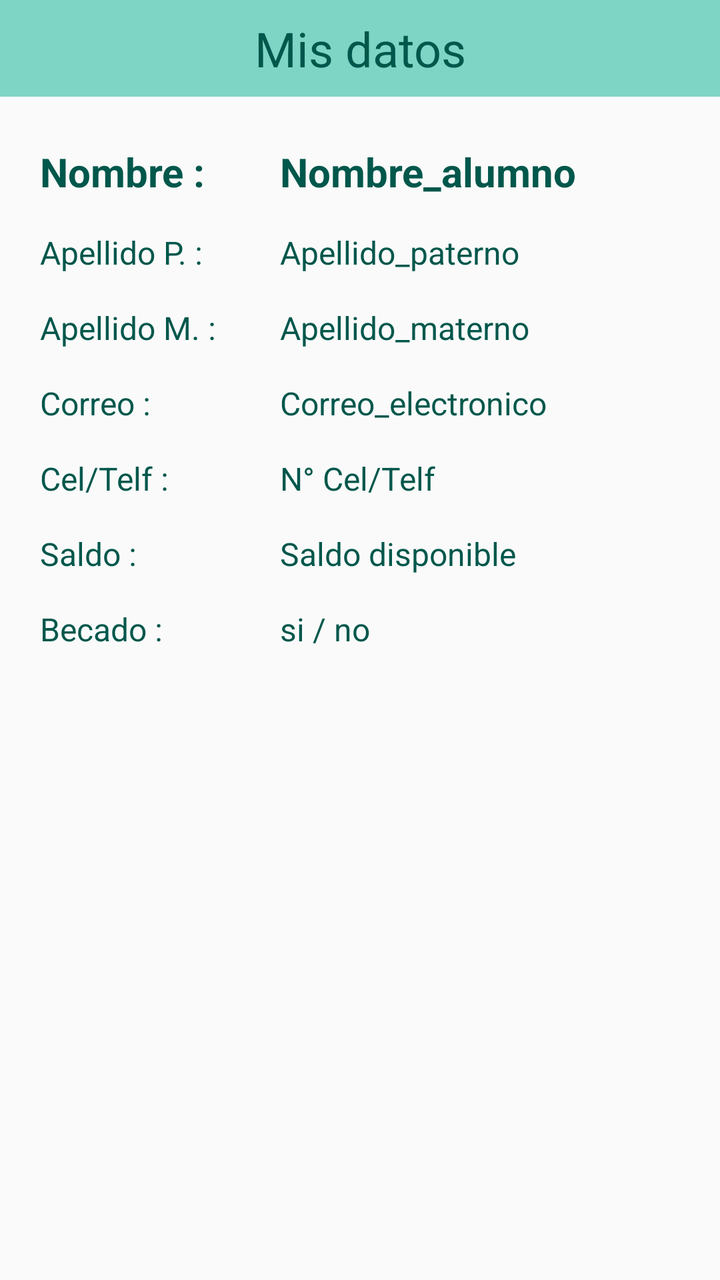
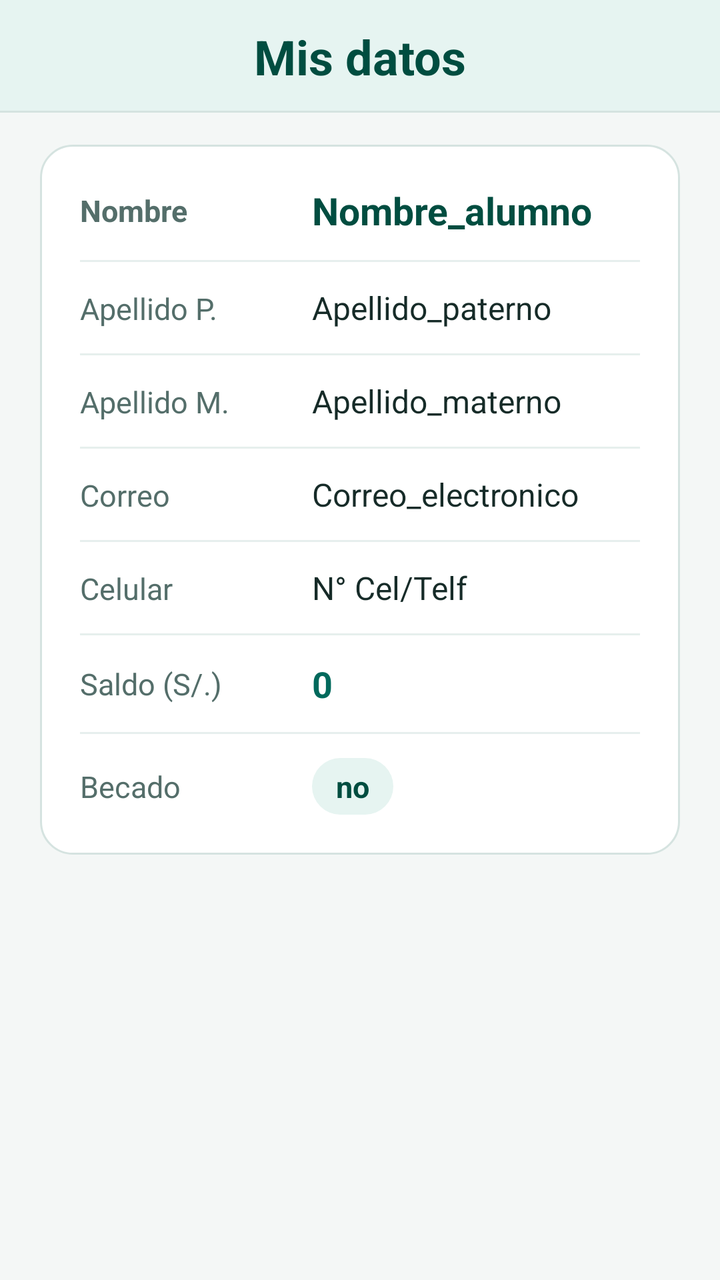

An Android layout rendered at two revisions. The XML below is the earlier revision; the diff shows what the commit changed to produce the second picture.
<!-- AndroidManifest.xml: application theme AppTheme -->
<!-- res/layout/fragment_fragmento_alumno_perfil.xml -->
<?xml version="1.0" encoding="utf-8"?>
<LinearLayout xmlns:android="http://schemas.android.com/apk/res/android"
    xmlns:app="http://schemas.android.com/apk/res-auto"
    xmlns:tools="http://schemas.android.com/tools"
    android:layout_width="match_parent"
    android:layout_height="match_parent"
    android:orientation="vertical"
    tools:context=".fragmento_alumno.fragmento_alumno_perfil">

    <TextView
        android:id="@+id/textView17"
        android:layout_width="match_parent"
        android:layout_height="wrap_content"
        android:background="#7FD5C5"
        android:gravity="center_horizontal"
        android:paddingVertical="8dp"
        android:text="Mis datos"
        android:textColor="@color/colorPrimaryDark"
        android:textSize="@dimen/header_text_size" />

    <ScrollView
        android:layout_width="match_parent"
        android:layout_height="0dp"
        android:layout_weight="1"
        android:fillViewport="true">

        <androidx.constraintlayout.widget.ConstraintLayout
            android:layout_width="match_parent"
            android:layout_height="wrap_content"
            android:paddingStart="@dimen/screen_padding_horizontal"
            android:paddingTop="@dimen/screen_padding_vertical"
            android:paddingEnd="@dimen/screen_padding_horizontal"
            android:paddingBottom="@dimen/screen_padding_vertical">

            <LinearLayout
                android:layout_width="0dp"
                android:layout_height="wrap_content"
                android:orientation="vertical"
                app:layout_constraintEnd_toEndOf="parent"
                app:layout_constraintStart_toStartOf="parent"
                app:layout_constraintTop_toTopOf="parent"
                app:layout_constraintWidth_max="@dimen/content_max_width">

                <LinearLayout
                    android:layout_width="match_parent"
                    android:layout_height="wrap_content"
                    android:layout_marginTop="8dp"
                    android:orientation="horizontal">

                    <TextView
                        android:id="@+id/a_nombre_"
                        android:layout_width="120dp"
                        android:layout_height="wrap_content"
                        android:text="Nombre :"
                        android:textColor="@color/colorPrimaryDark"
                        android:textSize="20sp"
                        android:textStyle="bold" />

                    <TextView
                        android:id="@+id/a_nombre"
                        android:layout_width="0dp"
                        android:layout_height="wrap_content"
                        android:layout_weight="1"
                        android:text="Nombre_alumno"
                        android:textColor="@color/colorPrimaryDark"
                        android:textSize="20sp"
                        android:textStyle="bold" />
                </LinearLayout>

                <LinearLayout
                    android:layout_width="match_parent"
                    android:layout_height="wrap_content"
                    android:layout_marginTop="@dimen/form_section_spacing"
                    android:orientation="horizontal">

                    <TextView
                        android:id="@+id/a_apellido_p_"
                        android:layout_width="120dp"
                        android:layout_height="wrap_content"
                        android:text="Apellido P. :"
                        android:textColor="@color/colorPrimaryDark"
                        android:textSize="@dimen/body_text_size" />

                    <TextView
                        android:id="@+id/a_apellido_p"
                        android:layout_width="0dp"
                        android:layout_height="wrap_content"
                        android:layout_weight="1"
                        android:text="Apellido_paterno"
                        android:textColor="@color/colorPrimaryDark"
                        android:textSize="@dimen/body_text_size" />
                </LinearLayout>

                <LinearLayout
                    android:layout_width="match_parent"
                    android:layout_height="wrap_content"
                    android:layout_marginTop="@dimen/form_section_spacing"
                    android:orientation="horizontal">

                    <TextView
                        android:id="@+id/a_apellido_m_"
                        android:layout_width="120dp"
                        android:layout_height="wrap_content"
                        android:text="Apellido M. :"
                        android:textColor="@color/colorPrimaryDark"
                        android:textSize="@dimen/body_text_size" />

                    <TextView
                        android:id="@+id/a_apellido_m"
                        android:layout_width="0dp"
                        android:layout_height="wrap_content"
                        android:layout_weight="1"
                        android:text="Apellido_materno"
                        android:textColor="@color/colorPrimaryDark"
                        android:textSize="@dimen/body_text_size" />
                </LinearLayout>

                <LinearLayout
                    android:layout_width="match_parent"
                    android:layout_height="wrap_content"
                    android:layout_marginTop="@dimen/form_section_spacing"
                    android:orientation="horizontal">

                    <TextView
                        android:id="@+id/a_correo_"
                        android:layout_width="120dp"
                        android:layout_height="wrap_content"
                        android:text="Correo :"
                        android:textColor="@color/colorPrimaryDark"
                        android:textSize="@dimen/body_text_size" />

                    <TextView
                        android:id="@+id/a_correo"
                        android:layout_width="0dp"
                        android:layout_height="wrap_content"
                        android:layout_weight="1"
                        android:text="Correo_electronico"
                        android:textColor="@color/colorPrimaryDark"
                        android:textSize="@dimen/body_text_size" />
                </LinearLayout>

                <LinearLayout
                    android:layout_width="match_parent"
                    android:layout_height="wrap_content"
                    android:layout_marginTop="@dimen/form_section_spacing"
                    android:orientation="horizontal">

                    <TextView
                        android:id="@+id/a_celular_"
                        android:layout_width="120dp"
                        android:layout_height="wrap_content"
                        android:text="Cel/Telf :"
                        android:textColor="@color/colorPrimaryDark"
                        android:textSize="@dimen/body_text_size" />

                    <TextView
                        android:id="@+id/a_celular"
                        android:layout_width="0dp"
                        android:layout_height="wrap_content"
                        android:layout_weight="1"
                        android:text="N° Cel/Telf"
                        android:textColor="@color/colorPrimaryDark"
                        android:textSize="@dimen/body_text_size" />
                </LinearLayout>

                <LinearLayout
                    android:layout_width="match_parent"
                    android:layout_height="wrap_content"
                    android:layout_marginTop="@dimen/form_section_spacing"
                    android:orientation="horizontal">

                    <TextView
                        android:id="@+id/a_saldo_"
                        android:layout_width="120dp"
                        android:layout_height="wrap_content"
                        android:text="Saldo :"
                        android:textColor="@color/colorPrimaryDark"
                        android:textSize="@dimen/body_text_size" />

                    <TextView
                        android:id="@+id/a_saldo"
                        android:layout_width="0dp"
                        android:layout_height="wrap_content"
                        android:layout_weight="1"
                        android:text="Saldo disponible"
                        android:textColor="@color/colorPrimaryDark"
                        android:textSize="@dimen/body_text_size" />
                </LinearLayout>

                <LinearLayout
                    android:layout_width="match_parent"
                    android:layout_height="wrap_content"
                    android:layout_marginTop="@dimen/form_section_spacing"
                    android:orientation="horizontal">

                    <TextView
                        android:id="@+id/a_beca_"
                        android:layout_width="120dp"
                        android:layout_height="wrap_content"
                        android:text="Becado :"
                        android:textColor="@color/colorPrimaryDark"
                        android:textSize="@dimen/body_text_size" />

                    <TextView
                        android:id="@+id/a_beca"
                        android:layout_width="0dp"
                        android:layout_height="wrap_content"
                        android:layout_weight="1"
                        android:text="si / no"
                        android:textColor="@color/colorPrimaryDark"
                        android:textSize="@dimen/body_text_size" />
                </LinearLayout>

            </LinearLayout>

        </androidx.constraintlayout.widget.ConstraintLayout>

    </ScrollView>

</LinearLayout>
<!-- resources referenced by this layout -->
<resources>
  <color name="colorPrimaryDark">#00574B</color>
  <dimen name="body_text_size">16sp</dimen>
  <dimen name="content_max_width">480dp</dimen>
  <dimen name="form_section_spacing">16dp</dimen>
  <dimen name="header_text_size">24sp</dimen>
  <dimen name="screen_padding_horizontal">20dp</dimen>
  <dimen name="screen_padding_vertical">16dp</dimen>
  <style name="AppTheme" parent="Theme.AppCompat.Light.DarkActionBar">
          
          <item name="colorPrimary">@color/colorPrimary</item>
          <item name="colorPrimaryDark">@color/colorPrimaryDark</item>
          <item name="colorAccent">@color/colorAccent</item>
      </style>
  <color name="colorPrimary">#8BD8D0</color>
  <color name="colorAccent">#D81B60</color>
</resources>

<!-- the commit's change to res/layout/fragment_fragmento_alumno_perfil.xml (unified diff, before → after) -->
@@ -4,19 +4,14 @@
     xmlns:tools="http://schemas.android.com/tools"
     android:layout_width="match_parent"
     android:layout_height="match_parent"
+    android:background="@color/bgScreen"
     android:orientation="vertical"
     tools:context=".fragmento_alumno.fragmento_alumno_perfil">
 
     <TextView
         android:id="@+id/textView17"
-        android:layout_width="match_parent"
-        android:layout_height="wrap_content"
-        android:background="#7FD5C5"
-        android:gravity="center_horizontal"
-        android:paddingVertical="8dp"
-        android:text="Mis datos"
-        android:textColor="@color/colorPrimaryDark"
-        android:textSize="@dimen/header_text_size" />
+        style="@style/ComedorSectionHeader"
+        android:text="Mis datos" />
 
     <ScrollView
         android:layout_width="match_parent"
@@ -33,6 +28,7 @@
             android:paddingBottom="@dimen/screen_padding_vertical">
 
             <LinearLayout
+                style="@style/ComedorCard"
                 android:layout_width="0dp"
                 android:layout_height="wrap_content"
                 android:orientation="vertical"
@@ -44,16 +40,16 @@
                 <LinearLayout
                     android:layout_width="match_parent"
                     android:layout_height="wrap_content"
-                    android:layout_marginTop="8dp"
+                    android:gravity="center_vertical"
                     android:orientation="horizontal">
 
                     <TextView
                         android:id="@+id/a_nombre_"
-                        android:layout_width="120dp"
-                        android:layout_height="wrap_content"
-                        android:text="Nombre :"
-                        android:textColor="@color/colorPrimaryDark"
-                        android:textSize="20sp"
+                        android:layout_width="116dp"
+                        android:layout_height="wrap_content"
+                        android:text="Nombre"
+                        android:textColor="@color/textSecondary"
+                        android:textSize="15sp"
                         android:textStyle="bold" />
 
                     <TextView
@@ -63,152 +59,164 @@
                         android:layout_weight="1"
                         android:text="Nombre_alumno"
                         android:textColor="@color/colorPrimaryDark"
-                        android:textSize="20sp"
-                        android:textStyle="bold" />
-                </LinearLayout>
-
-                <LinearLayout
-                    android:layout_width="match_parent"
-                    android:layout_height="wrap_content"
-                    android:layout_marginTop="@dimen/form_section_spacing"
+                        android:textSize="19sp"
+                        android:textStyle="bold" />
+                </LinearLayout>
+
+                <View style="@style/ComedorDivider" />
+
+                <LinearLayout
+                    android:layout_width="match_parent"
+                    android:layout_height="wrap_content"
                     android:orientation="horizontal">
 
                     <TextView
                         android:id="@+id/a_apellido_p_"
-                        android:layout_width="120dp"
-                        android:layout_height="wrap_content"
-                        android:text="Apellido P. :"
+                        android:layout_width="116dp"
+                        android:layout_height="wrap_content"
+                        android:text="Apellido P."
+                        android:textColor="@color/textSecondary"
+                        android:textSize="15sp" />
+
+                    <TextView
+                        android:id="@+id/a_apellido_p"
+                        android:layout_width="0dp"
+                        android:layout_height="wrap_content"
+                        android:layout_weight="1"
+                        android:text="Apellido_paterno"
+                        android:textColor="@color/textPrimary"
+                        android:textSize="@dimen/body_text_size" />
+                </LinearLayout>
+
+                <View style="@style/ComedorDivider" />
+
+                <LinearLayout
+                    android:layout_width="match_parent"
+                    android:layout_height="wrap_content"
+                    android:orientation="horizontal">
+
+                    <TextView
+                        android:id="@+id/a_apellido_m_"
+                        android:layout_width="116dp"
+                        android:layout_height="wrap_content"
+                        android:text="Apellido M."
+                        android:textColor="@color/textSecondary"
+                        android:textSize="15sp" />
+
+                    <TextView
+                        android:id="@+id/a_apellido_m"
+                        android:layout_width="0dp"
+                        android:layout_height="wrap_content"
+                        android:layout_weight="1"
+                        android:text="Apellido_materno"
+                        android:textColor="@color/textPrimary"
+                        android:textSize="@dimen/body_text_size" />
+                </LinearLayout>
+
+                <View style="@style/ComedorDivider" />
+
+                <LinearLayout
+                    android:layout_width="match_parent"
+                    android:layout_height="wrap_content"
+                    android:orientation="horizontal">
+
+                    <TextView
+                        android:id="@+id/a_correo_"
+                        android:layout_width="116dp"
+                        android:layout_height="wrap_content"
+                        android:text="Correo"
+                        android:textColor="@color/textSecondary"
+                        android:textSize="15sp" />
+
+                    <TextView
+                        android:id="@+id/a_correo"
+                        android:layout_width="0dp"
+                        android:layout_height="wrap_content"
+                        android:layout_weight="1"
+                        android:text="Correo_electronico"
+                        android:textColor="@color/textPrimary"
+                        android:textSize="@dimen/body_text_size" />
+                </LinearLayout>
+
+                <View style="@style/ComedorDivider" />
+
+                <LinearLayout
+                    android:layout_width="match_parent"
+                    android:layout_height="wrap_content"
+                    android:orientation="horizontal">
+
+                    <TextView
+                        android:id="@+id/a_celular_"
+                        android:layout_width="116dp"
+                        android:layout_height="wrap_content"
+                        android:text="Celular"
+                        android:textColor="@color/textSecondary"
+                        android:textSize="15sp" />
+
+                    <TextView
+                        android:id="@+id/a_celular"
+                        android:layout_width="0dp"
+                        android:layout_height="wrap_content"
+                        android:layout_weight="1"
+                        android:text="N° Cel/Telf"
+                        android:textColor="@color/textPrimary"
+                        android:textSize="@dimen/body_text_size" />
+                </LinearLayout>
+
+                <View style="@style/ComedorDivider" />
+
+                <LinearLayout
+                    android:layout_width="match_parent"
+                    android:layout_height="wrap_content"
+                    android:gravity="center_vertical"
+                    android:orientation="horizontal">
+
+                    <TextView
+                        android:id="@+id/a_saldo_"
+                        android:layout_width="116dp"
+                        android:layout_height="wrap_content"
+                        android:text="Saldo (S/.)"
+                        android:textColor="@color/textSecondary"
+                        android:textSize="15sp" />
+
+                    <TextView
+                        android:id="@+id/a_saldo"
+                        android:layout_width="0dp"
+                        android:layout_height="wrap_content"
+                        android:layout_weight="1"
+                        android:text="0"
+                        android:textColor="@color/colorPrimary"
+                        android:textSize="18sp"
+                        android:textStyle="bold" />
+                </LinearLayout>
+
+                <View style="@style/ComedorDivider" />
+
+                <LinearLayout
+                    android:layout_width="match_parent"
+                    android:layout_height="wrap_content"
+                    android:gravity="center_vertical"
+                    android:orientation="horizontal">
+
+                    <TextView
+                        android:id="@+id/a_beca_"
+                        android:layout_width="116dp"
+                        android:layout_height="wrap_content"
+                        android:text="Becado"
+                        android:textColor="@color/textSecondary"
+                        android:textSize="15sp" />
+
+                    <TextView
+                        android:id="@+id/a_beca"
+                        android:layout_width="wrap_content"
+                        android:layout_height="wrap_content"
+                        android:background="@drawable/bg_badge_soft"
+                        android:paddingHorizontal="12dp"
+                        android:paddingVertical="4dp"
+                        android:text="no"
                         android:textColor="@color/colorPrimaryDark"
-                        android:textSize="@dimen/body_text_size" />
-
-                    <TextView
-                        android:id="@+id/a_apellido_p"
-                        android:layout_width="0dp"
-                        android:layout_height="wrap_content"
-                        android:layout_weight="1"
-                        android:text="Apellido_paterno"
-                        android:textColor="@color/colorPrimaryDark"
-                        android:textSize="@dimen/body_text_size" />
-                </LinearLayout>
-
-                <LinearLayout
-                    android:layout_width="match_parent"
-                    android:layout_height="wrap_content"
-                    android:layout_marginTop="@dimen/form_section_spacing"
-                    android:orientation="horizontal">
-
-                    <TextView
-                        android:id="@+id/a_apellido_m_"
-                        android:layout_width="120dp"
-                        android:layout_height="wrap_content"
-                        android:text="Apellido M. :"
-                        android:textColor="@color/colorPrimaryDark"
-                        android:textSize="@dimen/body_text_size" />
-
-                    <TextView
-                        android:id="@+id/a_apellido_m"
-                        android:layout_width="0dp"
-                        android:layout_height="wrap_content"
-                        android:layout_weight="1"
-                        android:text="Apellido_materno"
-                        android:textColor="@color/colorPrimaryDark"
-                        android:textSize="@dimen/body_text_size" />
-                </LinearLayout>
-
-                <LinearLayout
-                    android:layout_width="match_parent"
-                    android:layout_height="wrap_content"
-                    android:layout_marginTop="@dimen/form_section_spacing"
-                    android:orientation="horizontal">
-
-                    <TextView
-                        android:id="@+id/a_correo_"
-                        android:layout_width="120dp"
-                        android:layout_height="wrap_content"
-                        android:text="Correo :"
-                        android:textColor="@color/colorPrimaryDark"
-                        android:textSize="@dimen/body_text_size" />
-
-                    <TextView
-                        android:id="@+id/a_correo"
-                        android:layout_width="0dp"
-                        android:layout_height="wrap_content"
-                        android:layout_weight="1"
-                        android:text="Correo_electronico"
-                        android:textColor="@color/colorPrimaryDark"
-                        android:textSize="@dimen/body_text_size" />
-                </LinearLayout>
-
-                <LinearLayout
-                    android:layout_width="match_parent"
-                    android:layout_height="wrap_content"
-                    android:layout_marginTop="@dimen/form_section_spacing"
-                    android:orientation="horizontal">
-
-                    <TextView
-                        android:id="@+id/a_celular_"
-                        android:layout_width="120dp"
-                        android:layout_height="wrap_content"
-                        android:text="Cel/Telf :"
-                        android:textColor="@color/colorPrimaryDark"
-                        android:textSize="@dimen/body_text_size" />
-
-                    <TextView
-                        android:id="@+id/a_celular"
-                        android:layout_width="0dp"
-                        android:layout_height="wrap_content"
-                        android:layout_weight="1"
-                        android:text="N° Cel/Telf"
-                        android:textColor="@color/colorPrimaryDark"
-                        android:textSize="@dimen/body_text_size" />
-                </LinearLayout>
-
-                <LinearLayout
-                    android:layout_width="match_parent"
-                    android:layout_height="wrap_content"
-                    android:layout_marginTop="@dimen/form_section_spacing"
-                    android:orientation="horizontal">
-
-                    <TextView
-                        android:id="@+id/a_saldo_"
-                        android:layout_width="120dp"
-                        android:layout_height="wrap_content"
-                        android:text="Saldo :"
-                        android:textColor="@color/colorPrimaryDark"
-                        android:textSize="@dimen/body_text_size" />
-
-                    <TextView
-                        android:id="@+id/a_saldo"
-                        android:layout_width="0dp"
-                        android:layout_height="wrap_content"
-                        android:layout_weight="1"
-                        android:text="Saldo disponible"
-                        android:textColor="@color/colorPrimaryDark"
-                        android:textSize="@dimen/body_text_size" />
-                </LinearLayout>
-
-                <LinearLayout
-                    android:layout_width="match_parent"
-                    android:layout_height="wrap_content"
-                    android:layout_marginTop="@dimen/form_section_spacing"
-                    android:orientation="horizontal">
-
-                    <TextView
-                        android:id="@+id/a_beca_"
-                        android:layout_width="120dp"
-                        android:layout_height="wrap_content"
-                        android:text="Becado :"
-                        android:textColor="@color/colorPrimaryDark"
-                        android:textSize="@dimen/body_text_size" />
-
-                    <TextView
-                        android:id="@+id/a_beca"
-                        android:layout_width="0dp"
-                        android:layout_height="wrap_content"
-                        android:layout_weight="1"
-                        android:text="si / no"
-                        android:textColor="@color/colorPrimaryDark"
-                        android:textSize="@dimen/body_text_size" />
+                        android:textSize="15sp"
+                        android:textStyle="bold" />
                 </LinearLayout>
 
             </LinearLayout>
<!-- resource entries referenced after the edit -->
@@ -1,19 +1,82 @@
 <!-- resources referenced by this layout -->
 <resources>
-  <color name="colorPrimaryDark">#00574B</color>
+  <color name="bgScreen">#F4F7F6</color>
+  <color name="colorPrimaryDark">#004D40</color>
+  <color name="textPrimary">#162B28</color>
+  <color name="textSecondary">#546E6A</color>
   <dimen name="body_text_size">16sp</dimen>
   <dimen name="content_max_width">480dp</dimen>
-  <dimen name="form_section_spacing">16dp</dimen>
   <dimen name="header_text_size">24sp</dimen>
   <dimen name="screen_padding_horizontal">20dp</dimen>
   <dimen name="screen_padding_vertical">16dp</dimen>
+  <!-- drawable bg_badge_soft (drawable) -->
+  <?xml version="1.0" encoding="utf-8"?>
+  <shape xmlns:android="http://schemas.android.com/apk/res/android"
+      android:shape="rectangle">
+      <solid android:color="@color/bgSurfaceSoft" />
+      <corners android:radius="20dp" />
+  </shape>
+  <style name="ComedorCard">
+          <item name="android:background">@drawable/bg_card</item>
+          <item name="android:padding">20dp</item>
+      </style>
+  <style name="ComedorDivider">
+          <item name="android:layout_width">match_parent</item>
+          <item name="android:layout_height">1dp</item>
+          <item name="android:layout_marginTop">12dp</item>
+          <item name="android:layout_marginBottom">12dp</item>
+          <item name="android:background">@color/dividerSoft</item>
+      </style>
+  <style name="ComedorSectionHeader">
+          <item name="android:layout_width">match_parent</item>
+          <item name="android:layout_height">wrap_content</item>
+          <item name="android:background">@drawable/bg_header_banner</item>
+          <item name="android:gravity">center_horizontal</item>
+          <item name="android:paddingTop">12dp</item>
+          <item name="android:paddingBottom">12dp</item>
+          <item name="android:paddingStart">16dp</item>
+          <item name="android:paddingEnd">16dp</item>
+          <item name="android:textColor">@color/colorPrimaryDark</item>
+          <item name="android:textSize">@dimen/header_text_size</item>
+          <item name="android:textStyle">bold</item>
+      </style>
   <style name="AppTheme" parent="Theme.AppCompat.Light.DarkActionBar">
-          
           <item name="colorPrimary">@color/colorPrimary</item>
           <item name="colorPrimaryDark">@color/colorPrimaryDark</item>
           <item name="colorAccent">@color/colorAccent</item>
+          <item name="android:windowBackground">@color/bgScreen</item>
+          <item name="android:textColorPrimary">@color/textPrimary</item>
+          <item name="android:textColorSecondary">@color/textSecondary</item>
       </style>
-  <color name="colorPrimary">#8BD8D0</color>
-  <color name="colorAccent">#D81B60</color>
+  <color name="bgSurfaceSoft">#E6F4F1</color>
+  <!-- drawable bg_card (drawable) -->
+  <?xml version="1.0" encoding="utf-8"?>
+  <shape xmlns:android="http://schemas.android.com/apk/res/android"
+      android:shape="rectangle">
+      <solid android:color="@color/bgCard" />
+      <corners android:radius="16dp" />
+      <stroke
+          android:width="1dp"
+          android:color="@color/borderCard" />
+  </shape>
+  <color name="dividerSoft">#E6EFED</color>
+  <!-- drawable bg_header_banner (drawable) -->
+  <?xml version="1.0" encoding="utf-8"?>
+  <layer-list xmlns:android="http://schemas.android.com/apk/res/android">
+      <item>
+          <shape android:shape="rectangle">
+              <solid android:color="@color/borderCard" />
+          </shape>
+      </item>
+      <item android:bottom="1dp">
+          <shape android:shape="rectangle">
+              <solid android:color="@color/bgSurfaceSoft" />
+          </shape>
+      </item>
+  </layer-list>
+  <color name="colorPrimary">#00695C</color>
+  <color name="colorAccent">#00897B</color>
+  <color name="bgCard">#FFFFFF</color>
+  <color name="borderCard">#D5E3E0</color>
 </resources>
 
